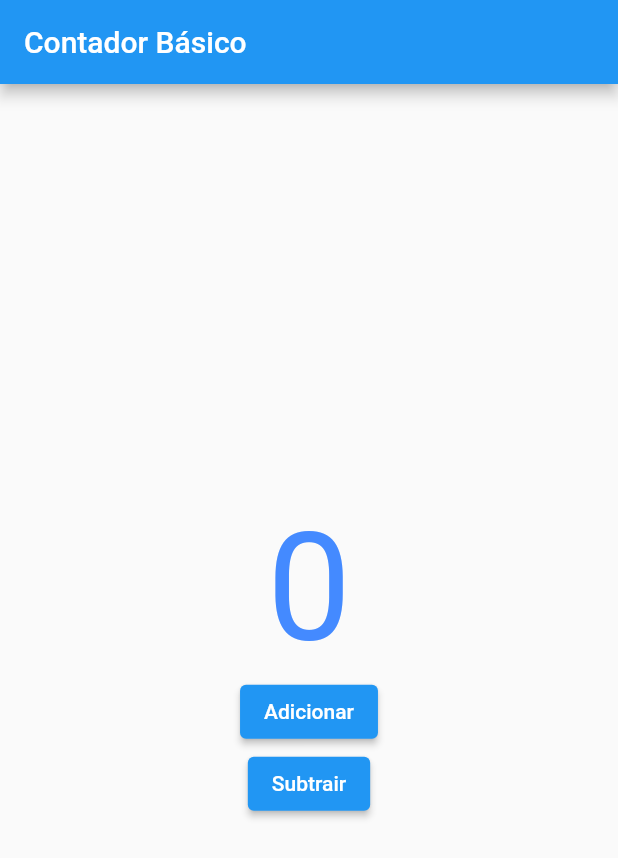
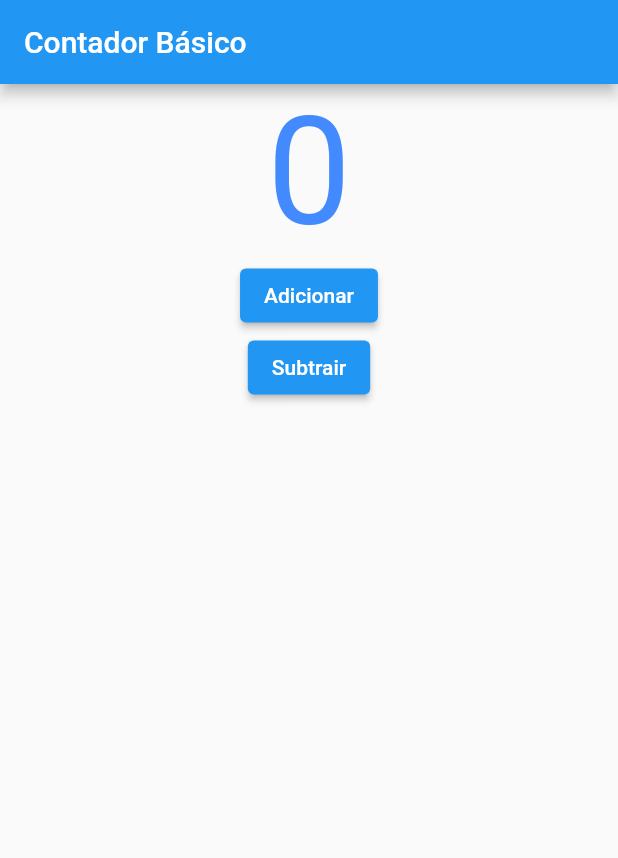
Before and after one commit to Pawtter/contador_, a Flutter app: the screen it shows after launch, on a phone screen of 412 x 824 dp. Shown: the top 858 px of the screen. Run offline on Flutter 3.47's test engine with Material 2 defaults, Android fonts, the phone set to English and light mode, and no system bars.

Commit message:
Funcional
aeeee

nada otimizado porém

```diff
--- a/lib/front.dart
+++ b/lib/front.dart
@@ -1,5 +1,6 @@
 //import 'dart:html';
 import 'dart:ui';
+import 'package:contador_/front.dart';
 import 'package:flutter/material.dart';
 import 'logic.dart';
 import 'dart:convert';
@@ -15,39 +16,83 @@ class PaginaPrinc {
           appBar: AppBar(
             title: const Text('Contador Básico'),
           ),
-        body: Container(
-          width: double.infinity,
-          height: double.infinity,
+          body: Center(
+            child: contadorCentral(),
+          )
+          //            StatefulBuilder(
+          //              builder: (BuildContext context, setState) {
+          //                return contadorCentral();
+          //              },
+          //            ),
+          //            StatefulBuilder(
+          //              builder: (BuildContext context, setState) {
+          //                return ElevatedButton(
+          //                  onPressed: () => {
+          //                    setState(
+          //                      () {
+          //                        contador = operacao.Adicao(contador);
+          //                      },
+          //                    )
+          //                  },
+          //                  child: const Text('Adicionar'),
+          //                );
+          //              },
+          //            ),
+          //            StatefulBuilder(
+          //              builder: (BuildContext context, setState) {
+          //                return ElevatedButton(
+          //                  onPressed: () => {
+          //                    setState(
+          //                      () {
+          //                        contador--;
+          //                      },
+          //                    )
+          //                  },
+          //                  child: const Text('Subtrair'),
+          //                );
+          //              },
+          //            ),
+
+          //ElevatedButton(
+          //  onPressed: () => {},
+          //  child: const Text('Subtrair'),
+          //)
+
+          ),
+    );
+  }
+}
+
+//----
+
+class contadorCentral extends StatefulWidget {
+  contadorCentral({Key? key}) : super(key: key);
+
+  @override
+  State<contadorCentral> createState() => _contadorCentralState();
+}
+
+class _contadorCentralState extends State<contadorCentral> {
+  @override
+  Widget build(BuildContext context) {
+    return Container(
       child: Column(
-            mainAxisAlignment: MainAxisAlignment.center,
-            crossAxisAlignment: CrossAxisAlignment.center,
         children: [
-              StatefulBuilder(
-                builder: (BuildContext context, setState) {
-                  return Text(
+          Text(
             contador.toString(),
-                    style: const TextStyle(
-                        fontSize: 100, color: Colors.blueAccent),
-                  );
-                },
+            style: const TextStyle(fontSize: 100, color: Colors.blueAccent),
           ),
-              StatefulBuilder(
-                builder: (BuildContext context, setState) {
-                  return ElevatedButton(
+          ElevatedButton(
             onPressed: () => {
               setState(
                 () {
-                          contador = operacao.Adicao(contador) as int;
+                  contador = operacao.Adicao(contador);
                 },
               )
             },
             child: const Text('Adicionar'),
-                  );
-                },
           ),
-              StatefulBuilder(
-                builder: (BuildContext context, setState) {
-                  return ElevatedButton(
+          ElevatedButton(
             onPressed: () => {
               setState(
                 () {
@@ -56,17 +101,8 @@ class PaginaPrinc {
               )
             },
             child: const Text('Subtrair'),
-                  );
-                },
           ),
-
-              //ElevatedButton(
-              //  onPressed: () => {},
-              //  child: const Text('Subtrair'),
-              //)
         ],
-          ),
-        ),
       ),
     );
   }
--- a/lib/logic.dart
+++ b/lib/logic.dart
@@ -8,9 +8,9 @@ class Operacoes {
     return a;
   }
 
-  int subtracao(int a) {
-    a--;
+  int Subtracao(int b) {
+    b--;
 
-    return a;
+    return b;
   }
 }
--- a/lib/main.dart
+++ b/lib/main.dart
@@ -13,7 +13,6 @@ class MyApp extends StatefulWidget {
 }
 
 class _MyAppState extends State<MyApp> {
-  String z = '';
   @override
   Widget build(BuildContext context) {
     PaginaPrinc PaginaPrincipal = new PaginaPrinc();
```
Lines whose indentation alone changed are shown as unchanged.
